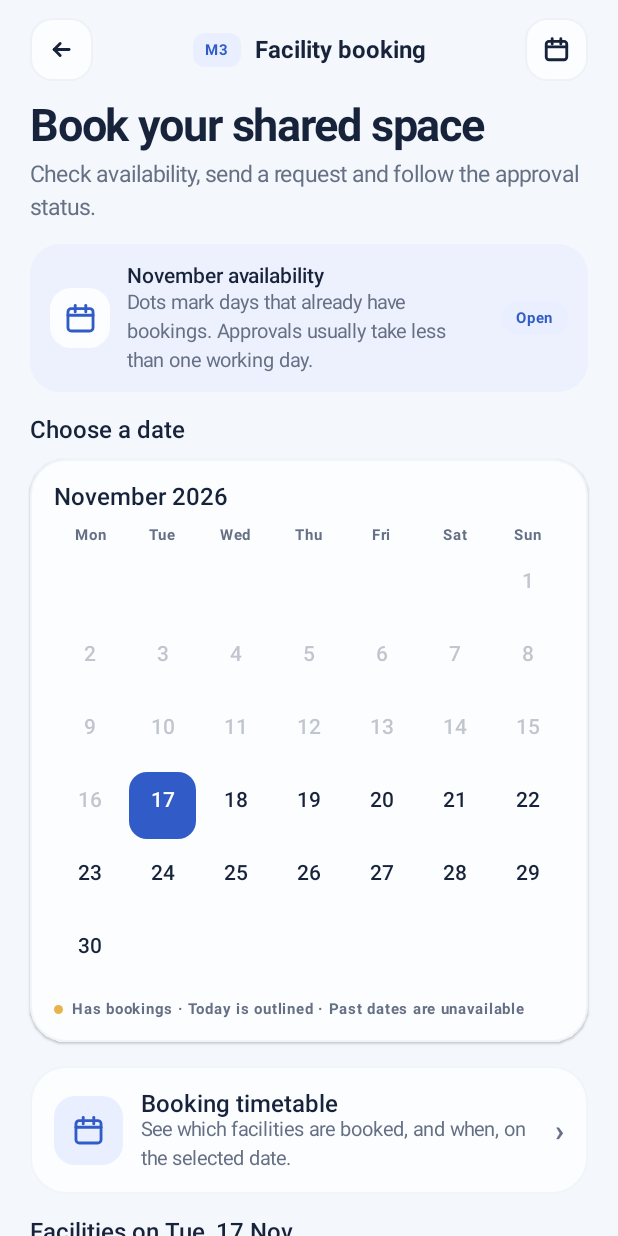
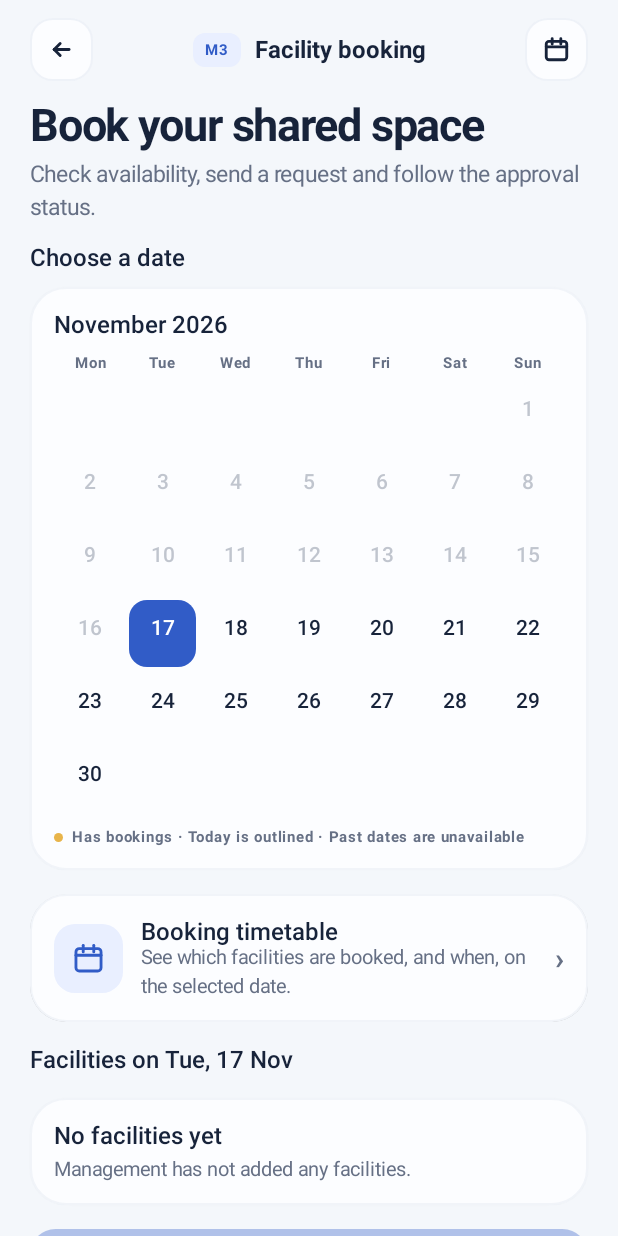
Before and after one commit to nicholastoh070525-dot/Condominium_Maintenance_System, an Android app built with Jetpack Compose: the composable BookingScreen called with empty values, on a phone screen of 412 x 824 dp. Run offline under Robolectric (Android 15) with nearby library versions, the phone set to English and light mode, and no system bars.

Commit message:
little change

```diff
--- a/app/src/main/java/com/example/condominium_maintenance_system/ui/screens/booking/BookingScreen.kt
+++ b/app/src/main/java/com/example/condominium_maintenance_system/ui/screens/booking/BookingScreen.kt
@@ -164,14 +164,7 @@ fun BookingScreen(
                     color = MaterialTheme.colorScheme.onSurfaceVariant
                 )
             }
-            item {
-                InfoBanner(
-                    title = "November availability",
-                    body = "Dots mark days that already have bookings. Approvals usually take less than one working day.",
-                    glyph = GlyphType.CALENDAR,
-                    badge = "Open"
-                )
-            }
+
             item {
                 SectionTitle("Choose a date")
                 Spacer(Modifier.height(10.dp))
```
